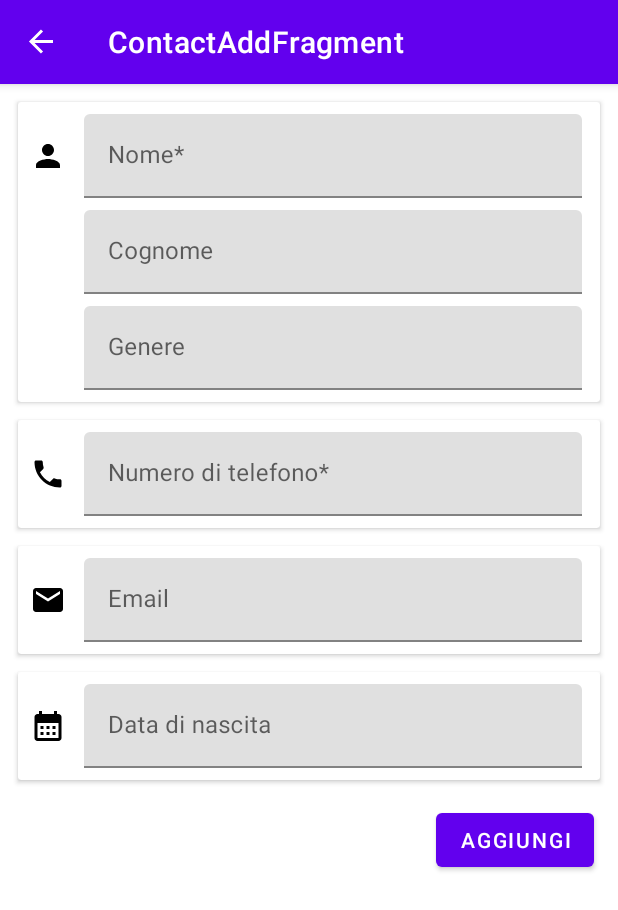
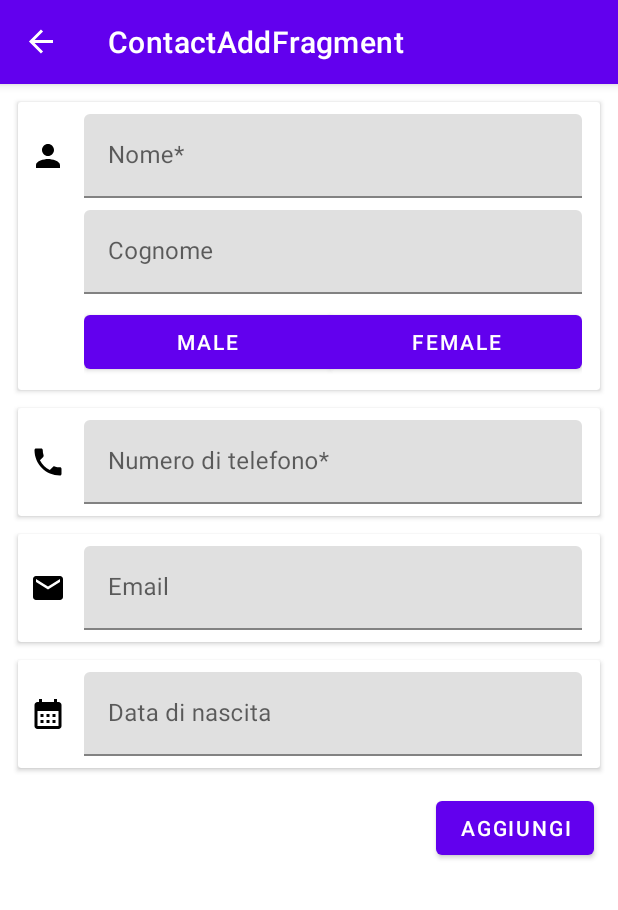
Before and after one commit to UnluckyPizzu/PhoneBook, an Android app: the ContactAddFragment screen opened through its navigation route, on a phone screen of 412 x 824 dp. Shown: the top 910 px of the screen. Run offline under Robolectric (Android 15) with nearby library versions, the phone set to English and light mode, and no system bars; our stand-ins replace navigation-ui.

```diff
--- a/app/src/main/AndroidManifest.xml
+++ b/app/src/main/AndroidManifest.xml
@@ -3,6 +3,7 @@
     xmlns:tools="http://schemas.android.com/tools">
 
     <application
+        android:name=".data.application.ContactApplication"
         android:allowBackup="true"
         android:dataExtractionRules="@xml/data_extraction_rules"
         android:fullBackupContent="@xml/backup_rules"
--- a/app/src/main/res/layout/contact_add_fragment.xml
+++ b/app/src/main/res/layout/contact_add_fragment.xml
@@ -21,64 +21,74 @@
             android:layout_height="match_parent">
 
             <ImageView
-                android:id="@+id/imageView4"
+                android:id="@+id/imgContact"
                 android:layout_width="wrap_content"
                 android:layout_height="0dp"
                 android:layout_marginStart="8dp"
                 android:scaleType="fitCenter"
-                app:layout_constraintBottom_toBottomOf="@+id/textInputLayout"
+                app:layout_constraintBottom_toBottomOf="@+id/textInputName"
                 app:layout_constraintStart_toStartOf="parent"
-                app:layout_constraintTop_toTopOf="@+id/textInputLayout"
+                app:layout_constraintTop_toTopOf="@+id/textInputName"
                 app:srcCompat="@drawable/ic_gender_24" />
 
             <com.google.android.material.textfield.TextInputLayout
-                android:id="@+id/textInputLayout"
+                android:id="@+id/textInputName"
                 android:layout_width="0dp"
                 android:layout_height="wrap_content"
                 android:layout_marginStart="12dp"
                 android:layout_marginTop="8dp"
                 android:layout_marginEnd="12dp"
                 app:layout_constraintEnd_toEndOf="parent"
-                app:layout_constraintStart_toEndOf="@+id/imageView4"
+                app:layout_constraintStart_toEndOf="@+id/imgContact"
                 app:layout_constraintTop_toTopOf="parent">
 
                 <com.google.android.material.textfield.TextInputEditText
+                    android:id="@+id/textName"
                     android:layout_width="match_parent"
                     android:layout_height="wrap_content"
                     android:hint="Nome*" />
             </com.google.android.material.textfield.TextInputLayout>
 
             <com.google.android.material.textfield.TextInputLayout
-                android:id="@+id/textInputLayout2"
+                android:id="@+id/textInputSurname"
                 android:layout_width="0dp"
                 android:layout_height="wrap_content"
                 android:layout_marginTop="8dp"
-                app:layout_constraintEnd_toEndOf="@+id/textInputLayout"
-                app:layout_constraintStart_toStartOf="@+id/textInputLayout"
-                app:layout_constraintTop_toBottomOf="@+id/textInputLayout">
+                app:layout_constraintEnd_toEndOf="@+id/textInputName"
+                app:layout_constraintStart_toStartOf="@+id/textInputName"
+                app:layout_constraintTop_toBottomOf="@+id/textInputName">
 
                 <com.google.android.material.textfield.TextInputEditText
-                    android:id="@+id/textInputEditText"
+                    android:id="@+id/textSurname"
                     android:layout_width="match_parent"
                     android:layout_height="wrap_content"
                     android:hint="Cognome" />
             </com.google.android.material.textfield.TextInputLayout>
 
-            <com.google.android.material.textfield.TextInputLayout
+            <com.google.android.material.button.MaterialButtonToggleGroup
                 android:layout_width="0dp"
                 android:layout_height="wrap_content"
                 android:layout_marginTop="8dp"
+                android:id="@+id/BtnGroupGender"
                 android:layout_marginBottom="8dp"
                 app:layout_constraintBottom_toBottomOf="parent"
-                app:layout_constraintEnd_toEndOf="@+id/textInputLayout2"
-                app:layout_constraintStart_toStartOf="@+id/textInputLayout2"
-                app:layout_constraintTop_toBottomOf="@+id/textInputLayout2">
+                app:layout_constraintEnd_toEndOf="@+id/textInputSurname"
+                app:layout_constraintStart_toStartOf="@+id/textInputSurname"
+                app:layout_constraintTop_toBottomOf="@+id/textInputSurname">
 
-                <com.google.android.material.textfield.TextInputEditText
-                    android:layout_width="match_parent"
+                <Button
+                    android:id="@+id/btnMale"
+                    android:layout_width="wrap_content"
                     android:layout_height="wrap_content"
-                    android:hint="Genere" />
-            </com.google.android.material.textfield.TextInputLayout>
+                    android:layout_weight="1"
+                    android:text="Male" />
+                <Button
+                    android:id="@+id/btnFemale"
+                    android:layout_width="wrap_content"
+                    android:layout_height="wrap_content"
+                    android:layout_weight="1"
+                    android:text="Female" />
+            </com.google.android.material.button.MaterialButtonToggleGroup>
 
         </androidx.constraintlayout.widget.ConstraintLayout>
     </androidx.cardview.widget.CardView>
@@ -97,7 +107,7 @@
             android:layout_height="match_parent">
 
             <ImageView
-                android:id="@+id/imageView5"
+                android:id="@+id/imgTelephone"
                 android:layout_width="wrap_content"
                 android:layout_height="0dp"
                 android:layout_marginStart="8dp"
@@ -117,10 +127,11 @@
                 android:layout_marginBottom="8dp"
                 app:layout_constraintBottom_toBottomOf="parent"
                 app:layout_constraintEnd_toEndOf="parent"
-                app:layout_constraintStart_toEndOf="@+id/imageView5"
+                app:layout_constraintStart_toEndOf="@+id/imgTelephone"
                 app:layout_constraintTop_toTopOf="parent">
 
                 <com.google.android.material.textfield.TextInputEditText
+                    android:id="@+id/textTelephone"
                     android:layout_width="match_parent"
                     android:layout_height="wrap_content"
                     android:hint="Numero di telefono*" />
@@ -142,7 +153,7 @@
             android:layout_height="match_parent">
 
             <ImageView
-                android:id="@+id/imageView6"
+                android:id="@+id/imgEmail"
                 android:layout_width="wrap_content"
                 android:layout_height="0dp"
                 android:layout_marginStart="8dp"
@@ -162,10 +173,11 @@
                 android:layout_marginBottom="8dp"
                 app:layout_constraintBottom_toBottomOf="parent"
                 app:layout_constraintEnd_toEndOf="parent"
-                app:layout_constraintStart_toEndOf="@+id/imageView6"
+                app:layout_constraintStart_toEndOf="@+id/imgEmail"
                 app:layout_constraintTop_toTopOf="parent">
 
                 <com.google.android.material.textfield.TextInputEditText
+                    android:id="@+id/textEmail"
                     android:layout_width="match_parent"
                     android:layout_height="wrap_content"
                     android:hint="Email" />
@@ -187,7 +199,7 @@
             android:layout_height="match_parent">
 
             <ImageView
-                android:id="@+id/imageView7"
+                android:id="@+id/imgBirthday"
                 android:layout_width="wrap_content"
                 android:layout_height="0dp"
                 android:layout_marginStart="8dp"
@@ -207,10 +219,11 @@
                 android:layout_marginBottom="8dp"
                 app:layout_constraintBottom_toBottomOf="parent"
                 app:layout_constraintEnd_toEndOf="parent"
-                app:layout_constraintStart_toEndOf="@+id/imageView7"
+                app:layout_constraintStart_toEndOf="@+id/imgBirthday"
                 app:layout_constraintTop_toTopOf="parent">
 
                 <com.google.android.material.textfield.TextInputEditText
+                    android:id="@+id/textBirthday"
                     android:layout_width="match_parent"
                     android:layout_height="wrap_content"
                     android:hint="Data di nascita" />
@@ -219,7 +232,7 @@
     </androidx.cardview.widget.CardView>
 
     <Button
-        android:id="@+id/button3"
+        android:id="@+id/btnAdd"
         android:layout_width="wrap_content"
         android:layout_height="wrap_content"
         android:layout_marginTop="16dp"
```
Also changed, not shown: app/src/main/java/com/pizzu/phonebook/ui/main/adapter/ContactListAdapter.kt (+8 -3 lines), app/src/main/java/com/pizzu/phonebook/ui/main/fragment/ContactAddFragment.kt (+90 -0 lines), app/src/main/java/com/pizzu/phonebook/viewmodel/ContactViewModel.kt (+58 -2 lines), app/src/main/res/layout/contact_detail_fragment.xml (+14 -14 lines), app/src/main/res/layout/contact_item.xml (+6 -3 lines), app/src/main/res/layout/contact_list_fragment.xml (+8 -8 lines).
